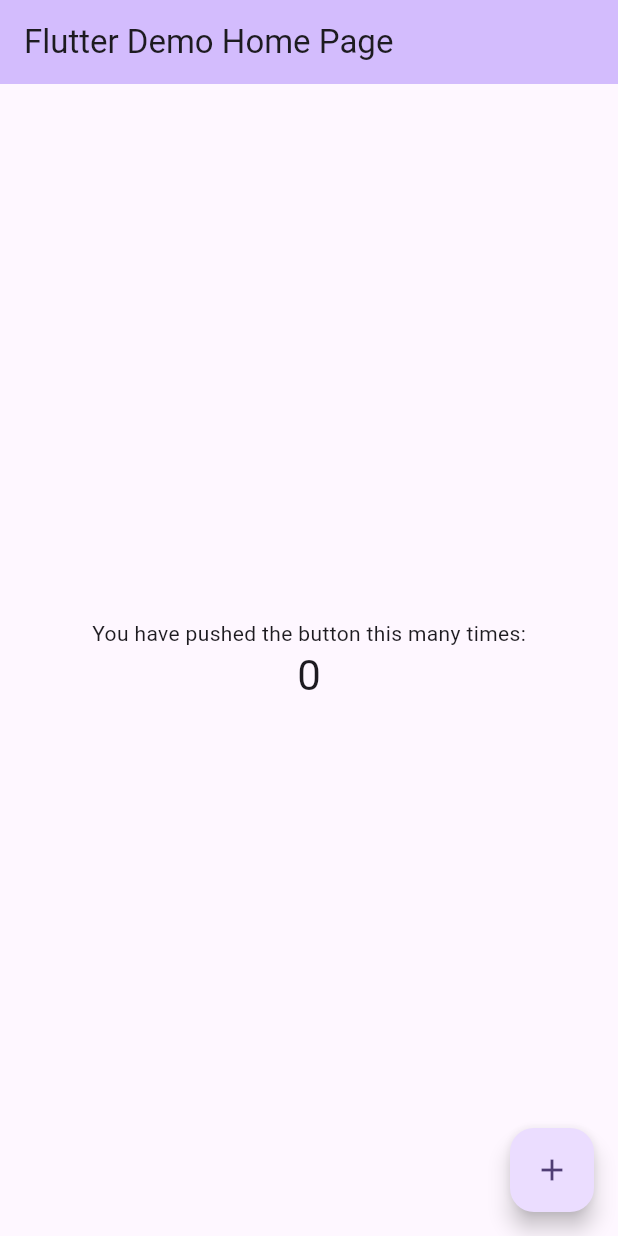
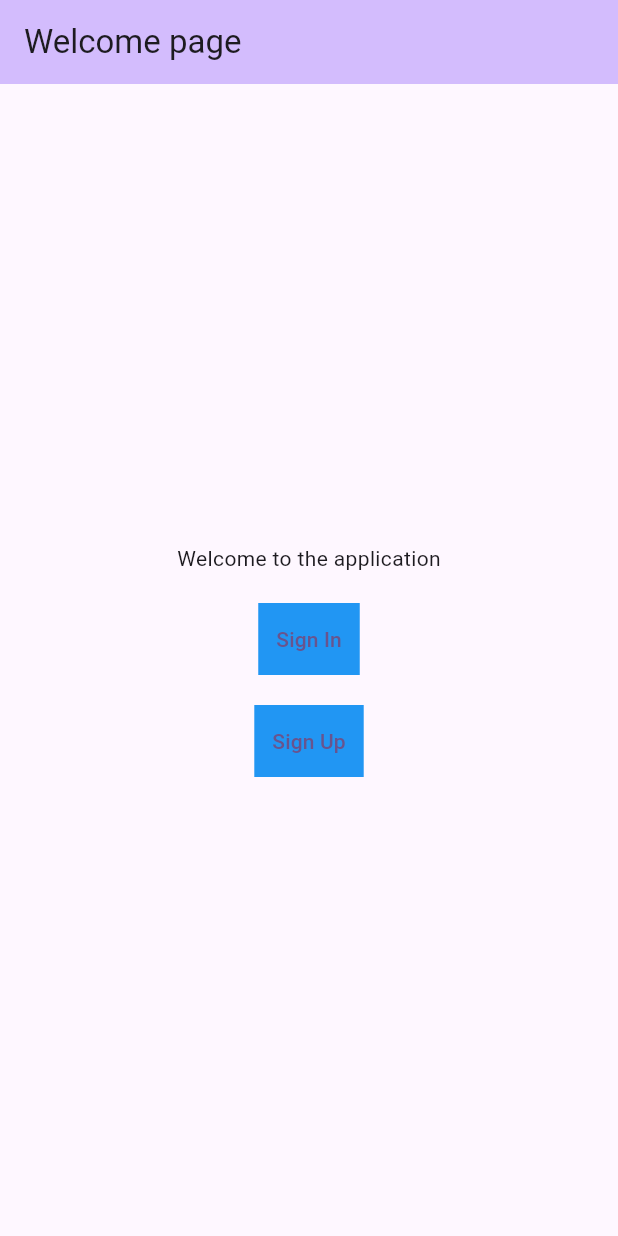
Before and after one commit to Aasathmani/firebase-basic, a Flutter app: the screen it shows after launch, on a phone screen of 412 x 824 dp. Run offline on Flutter 3.47's test engine with Material 3 defaults, Android fonts, the phone set to English and light mode, and no system bars; our stand-ins replace firebase_auth, firebase_core; accounts and stored records are empty.

Commit message:
login and sign in implemented in firebase

```diff
--- a/lib/main.dart
+++ b/lib/main.dart
@@ -1,8 +1,18 @@
 import 'package:flutter/material.dart';
+import 'package:firebase_core/firebase_core.dart';
+import 'package:flutter_basic/screens/sign_in_page.dart';
+import 'package:flutter_basic/screens/sign_up_page.dart';
+import 'firebase_options.dart';
 
-void main() {
+void main() async {
+  WidgetsFlutterBinding.ensureInitialized(); // ✅ Initialize binding
+
+  await Firebase.initializeApp();
+
   runApp(const MyApp());
 }
+
+// ...
 
 class MyApp extends StatelessWidget {
   const MyApp({super.key});
@@ -12,25 +22,11 @@ class MyApp extends StatelessWidget {
   Widget build(BuildContext context) {
     return MaterialApp(
       title: 'Flutter Demo',
+      debugShowCheckedModeBanner: false,
       theme: ThemeData(
-        // This is the theme of your application.
-        //
-        // TRY THIS: Try running your application with "flutter run". You'll see
-        // the application has a purple toolbar. Then, without quitting the app,
-        // try changing the seedColor in the colorScheme below to Colors.green
-        // and then invoke "hot reload" (save your changes or press the "hot
-        // reload" button in a Flutter-supported IDE, or press "r" if you used
-        // the command line to start the app).
-        //
-        // Notice that the counter didn't reset back to zero; the application
-        // state is not lost during the reload. To reset the state, use hot
-        // restart instead.
-        //
-        // This works for code too, not just values: Most code changes can be
-        // tested with just a hot reload.
         colorScheme: ColorScheme.fromSeed(seedColor: Colors.deepPurple),
       ),
-      home: const MyHomePage(title: 'Flutter Demo Home Page'),
+      home: const MyHomePage(title: 'Welcome page'),
     );
   }
 }
@@ -54,69 +50,47 @@ class MyHomePage extends StatefulWidget {
 }
 
 class _MyHomePageState extends State<MyHomePage> {
-  int _counter = 0;
-
-  void _incrementCounter() {
-    setState(() {
-      // This call to setState tells the Flutter framework that something has
-      // changed in this State, which causes it to rerun the build method below
-      // so that the display can reflect the updated values. If we changed
-      // _counter without calling setState(), then the build method would not be
-      // called again, and so nothing would appear to happen.
-      _counter++;
-    });
-  }
-
   @override
   Widget build(BuildContext context) {
-    // This method is rerun every time setState is called, for instance as done
-    // by the _incrementCounter method above.
-    //
-    // The Flutter framework has been optimized to make rerunning build methods
-    // fast, so that you can just rebuild anything that needs updating rather
-    // than having to individually change instances of widgets.
     return Scaffold(
       appBar: AppBar(
-        // TRY THIS: Try changing the color here to a specific color (to
-        // Colors.amber, perhaps?) and trigger a hot reload to see the AppBar
-        // change color while the other colors stay the same.
         backgroundColor: Theme.of(context).colorScheme.inversePrimary,
-        // Here we take the value from the MyHomePage object that was created by
-        // the App.build method, and use it to set our appbar title.
         title: Text(widget.title),
       ),
       body: Center(
-        // Center is a layout widget. It takes a single child and positions it
-        // in the middle of the parent.
         child: Column(
-          // Column is also a layout widget. It takes a list of children and
-          // arranges them vertically. By default, it sizes itself to fit its
-          // children horizontally, and tries to be as tall as its parent.
-          //
-          // Column has various properties to control how it sizes itself and
-          // how it positions its children. Here we use mainAxisAlignment to
-          // center the children vertically; the main axis here is the vertical
-          // axis because Columns are vertical (the cross axis would be
-          // horizontal).
-          //
-          // TRY THIS: Invoke "debug painting" (choose the "Toggle Debug Paint"
-          // action in the IDE, or press "p" in the console), to see the
-          // wireframe for each widget.
           mainAxisAlignment: MainAxisAlignment.center,
           children: <Widget>[
-            const Text('You have pushed the button this many times:'),
-            Text(
-              '$_counter',
-              style: Theme.of(context).textTheme.headlineMedium,
+            Text("Welcome to the application"),
+            SizedBox(height: 20),
+            Material(
+              color: Colors.blue,
+              child: TextButton(
+                onPressed: () {
+                  Navigator.push(
+                    context,
+                    MaterialPageRoute(builder: (_) => SignInPage()),
+                  );
+                },
+                child: Text('Sign In'),
+              ),
+            ),
+            SizedBox(height: 20),
+            Material(
+              color: Colors.blue,
+              child: TextButton(
+                onPressed: () {
+                  Navigator.push(
+                    context,
+                    MaterialPageRoute(builder: (_) => SignUpPage()),
+                  );
+                },
+                child: Text('Sign Up'),
+              ),
             ),
           ],
         ),
       ),
-      floatingActionButton: FloatingActionButton(
-        onPressed: _incrementCounter,
-        tooltip: 'Increment',
-        child: const Icon(Icons.add),
-      ), // This trailing comma makes auto-formatting nicer for build methods.
     );
   }
 }
--- a/pubspec.yaml
+++ b/pubspec.yaml
@@ -34,6 +34,8 @@ dependencies:
   # The following adds the Cupertino Icons font to your application.
   # Use with the CupertinoIcons class for iOS style icons.
   cupertino_icons: ^1.0.8
+  firebase_core: ^3.13.1
+  firebase_auth: ^5.5.4
 
 dev_dependencies:
   flutter_test:
```
Also changed, not shown: lib/screens/sign_in_page.dart (+85 -0 lines), lib/screens/sign_up_page.dart (+84 -0 lines), lib/services/auth_services/auth_services.dart (+34 -0 lines), firebase.json (added), lib/firebase_options.dart (added), pubspec.lock, 7 other files.
